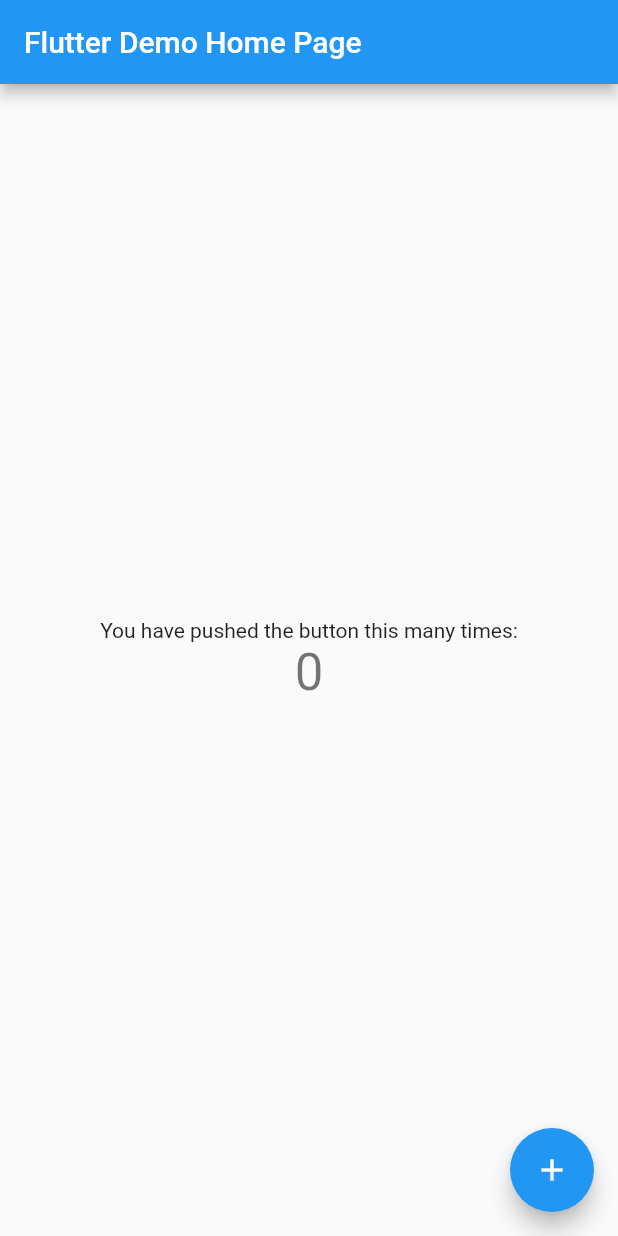
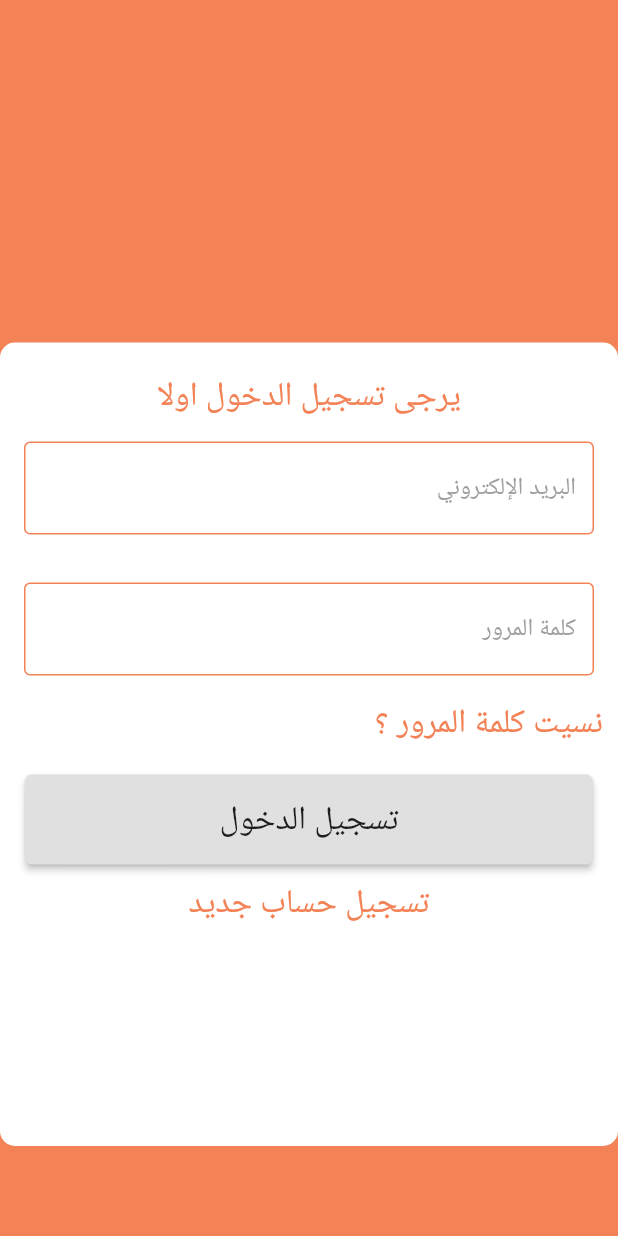
Before and after one commit to ola77/atbo5li, a Flutter app: the screen it shows after launch, on a phone screen of 412 x 824 dp. Run offline on Flutter 3.47's test engine with Material 2 defaults, Android fonts, the phone set to English and light mode, and no system bars.

Commit message:
Added Cooker Screen

```diff
--- a/lib/main.dart
+++ b/lib/main.dart
@@ -1,3 +1,4 @@
+import 'package:atbo5li/screens/cooker_login.dart';
 import 'package:flutter/material.dart';
 
 void main() {
@@ -9,109 +10,10 @@
   @override
   Widget build(BuildContext context) {
     return MaterialApp(
-      title: 'Flutter Demo',
-      theme: ThemeData(
-        // This is the theme of your application.
-        //
-        // Try running your application with "flutter run". You'll see the
-        // application has a blue toolbar. Then, without quitting the app, try
-        // changing the primarySwatch below to Colors.green and then invoke
-        // "hot reload" (press "r" in the console where you ran "flutter run",
-        // or simply save your changes to "hot reload" in a Flutter IDE).
-        // Notice that the counter didn't reset back to zero; the application
-        // is not restarted.
-        primarySwatch: Colors.blue,
-        // This makes the visual density adapt to the platform that you run
-        // the app on. For desktop platforms, the controls will be smaller and
-        // closer together (more dense) than on mobile platforms.
-        visualDensity: VisualDensity.adaptivePlatformDensity,
-      ),
-      home: MyHomePage(title: 'Flutter Demo Home Page'),
+      debugShowCheckedModeBanner: false,
+      title: 'Atbokhli',
+      theme: ThemeData(),
+      home: CookerLogin(),
     );
   }
 }
-
-class MyHomePage extends StatefulWidget {
-  MyHomePage({Key key, this.title}) : super(key: key);
-
-  // This widget is the home page of your application. It is stateful, meaning
-  // that it has a State object (defined below) that contains fields that affect
-  // how it looks.
-
-  // This class is the configuration for the state. It holds the values (in this
-  // case the title) provided by the parent (in this case the App widget) and
-  // used by the build method of the State. Fields in a Widget subclass are
-  // always marked "final".
-
-  final String title;
-
-  @override
-  _MyHomePageState createState() => _MyHomePageState();
-}
-
-class _MyHomePageState extends State<MyHomePage> {
-  int _counter = 0;
-
-  void _incrementCounter() {
-    setState(() {
-      // This call to setState tells the Flutter framework that something has
-      // changed in this State, which causes it to rerun the build method below
-      // so that the display can reflect the updated values. If we changed
-      // _counter without calling setState(), then the build method would not be
-      // called again, and so nothing would appear to happen.
-      _counter++;
-    });
-  }
-
-  @override
-  Widget build(BuildContext context) {
-    // This method is rerun every time setState is called, for instance as done
-    // by the _incrementCounter method above.
-    //
-    // The Flutter framework has been optimized to make rerunning build methods
-    // fast, so that you can just rebuild anything that needs updating rather
-    // than having to individually change instances of widgets.
-    return Scaffold(
-      appBar: AppBar(
-        // Here we take the value from the MyHomePage object that was created by
-        // the App.build method, and use it to set our appbar title.
-        title: Text(widget.title),
-      ),
-      body: Center(
-        // Center is a layout widget. It takes a single child and positions it
-        // in the middle of the parent.
-        child: Column(
-          // Column is also a layout widget. It takes a list of children and
-          // arranges them vertically. By default, it sizes itself to fit its
-          // children horizontally, and tries to be as tall as its parent.
-          //
-          // Invoke "debug painting" (press "p" in the console, choose the
-          // "Toggle Debug Paint" action from the Flutter Inspector in Android
-          // Studio, or the "Toggle Debug Paint" command in Visual Studio Code)
-          // to see the wireframe for each widget.
-          //
-          // Column has various properties to control how it sizes itself and
-          // how it positions its children. Here we use mainAxisAlignment to
-          // center the children vertically; the main axis here is the vertical
-          // axis because Columns are vertical (the cross axis would be
-          // horizontal).
-          mainAxisAlignment: MainAxisAlignment.center,
-          children: <Widget>[
-            Text(
-              'You have pushed the button this many times:',
-            ),
-            Text(
-              '$_counter',
-              style: Theme.of(context).textTheme.headline4,
-            ),
-          ],
-        ),
-      ),
-      floatingActionButton: FloatingActionButton(
-        onPressed: _incrementCounter,
-        tooltip: 'Increment',
-        child: Icon(Icons.add),
-      ), // This trailing comma makes auto-formatting nicer for build methods.
-    );
-  }
-}
--- /dev/null
+++ b/lib/screens/cooker_login.dart
@@ -0,0 +1,96 @@
+import 'package:atbo5li/widgets/custom_formfield.dart';
+import 'package:flutter/material.dart';
+
+class CookerLogin extends StatelessWidget {
+  @override
+  Widget build(BuildContext context) {
+    return Scaffold(
+      backgroundColor: Color(0xFFF38256),
+      body: buildContent(context),
+    );
+  }
+
+  Widget buildContent(BuildContext context) {
+    return Stack(
+      children: <Widget>[
+        Positioned(
+          bottom: 60,
+          child: Container(
+            padding: EdgeInsets.only(top: 20),
+            width: MediaQuery.of(context).size.width,
+            height: MediaQuery.of(context).size.height * 0.65,
+            decoration: BoxDecoration(
+              color: Colors.white,
+              borderRadius: BorderRadius.circular(10),
+            ),
+            child: Column(
+              children: <Widget>[
+                Text(
+                  'يرجى تسجيل الدخول اولا',
+                  style: TextStyle(
+                    fontSize: 22.0,
+                    color: Color(0xFFF38256),
+                  ),
+                ),
+                Form(
+                  child: Column(
+                    children: <Widget>[
+                      CustomFormField(
+                        hintText: 'البريد الإلكتروني',
+                      ),
+                      CustomFormField(
+                        hintText: 'كلمة المرور',
+                      ),
+                      Row(
+                        mainAxisAlignment: MainAxisAlignment.end,
+                        children: <Widget>[
+                          Text(
+                            'نسيت كلمة المرور ؟',
+                            style: TextStyle(
+                              fontSize: 22.0,
+                              color: Color(0xFFF38256),
+                            ),
+                          ),
+                          SizedBox(
+                            width: 10,
+                          ),
+                        ],
+                      ),
+                      SizedBox(
+                        height: 20,
+                      ),
+                    ],
+                  ),
+                ),
+                SizedBox(
+                  height: 60.0,
+                  width: MediaQuery.of(context).size.width * 0.92,
+                  child: RaisedButton(
+                    child: Text(
+                      'تسجيل الدخول',
+                      style: TextStyle(fontSize: 22.0),
+                    ),
+                    onPressed: () {},
+                    shape: RoundedRectangleBorder(
+                      borderRadius: BorderRadius.circular(5),
+                    ),
+                  ),
+                ),
+                SizedBox(
+                  height: 10,
+                ),
+                Text(
+                  'تسجيل حساب جديد',
+                  style: TextStyle(
+                    fontSize: 22.0,
+                    color: Color(0xFFF38256),
+                  ),
+                ),
+              ],
+            ),
+          ),
+        ),
+      ],
+    );
+  }
+}
--- /dev/null
+++ b/lib/widgets/custom_formfield.dart
@@ -0,0 +1,35 @@
+import 'package:flutter/material.dart';
+
+class CustomFormField extends StatelessWidget {
+  CustomFormField({this.hintText});
+
+  final String hintText;
+
+  @override
+  Widget build(BuildContext context) {
+    return Directionality(
+      textDirection: TextDirection.rtl,
+      child: Padding(
+        padding: EdgeInsets.all(16.0),
+        child: TextFormField(
+          decoration: InputDecoration(
+            hintText: hintText,
+            hintStyle: TextStyle(
+              color: Colors.grey,
+              fontSize: 16.0,
+            ),
+            enabledBorder: OutlineInputBorder(
+              borderSide: BorderSide(
+                color: Color(0xFFF38256),
+              ),
+            ),
+            focusedBorder: OutlineInputBorder(
+              borderSide: BorderSide(color: Color(0xFFF38256), width: 2.0),
+            ),
+            border: OutlineInputBorder(),
+          ),
+        ),
+      ),
+    );
+  }
+}
```
Also changed, not shown: pubspec.lock, 2 other files.
